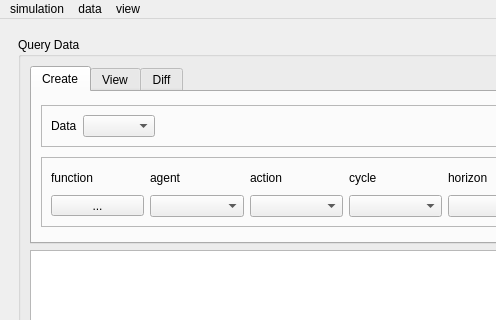
Old version of the form psychsim-gui-main.ui in the repository usc-psychsim/psychsim-eval-gui; both pictures show x 0 to 496 and y 0 to 320 of the 800 by 652 pixel window.
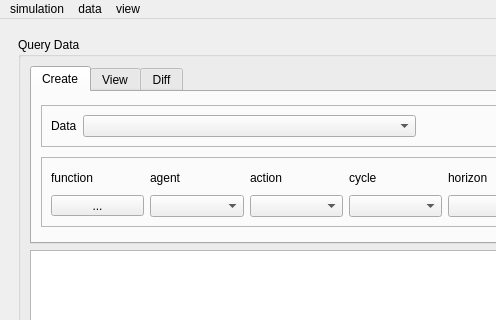
New version of the form. The open tabs and pages were chosen to show the change.

Commit message: Fix button display

Diff of the .ui file:
```diff
--- a/psychsim-gui-main.ui
+++ b/psychsim-gui-main.ui
@@ -242,7 +242,14 @@
                    </widget>
                   </item>
                   <item>
-                   <widget class="QComboBox" name="data_combo"/>
+                   <widget class="QComboBox" name="data_combo">
+                    <property name="sizePolicy">
+                     <sizepolicy hsizetype="MinimumExpanding" vsizetype="Fixed">
+                      <horstretch>0</horstretch>
+                      <verstretch>0</verstretch>
+                     </sizepolicy>
+                    </property>
+                   </widget>
                   </item>
                   <item>
                    <spacer name="horizontalSpacer_2">
```
